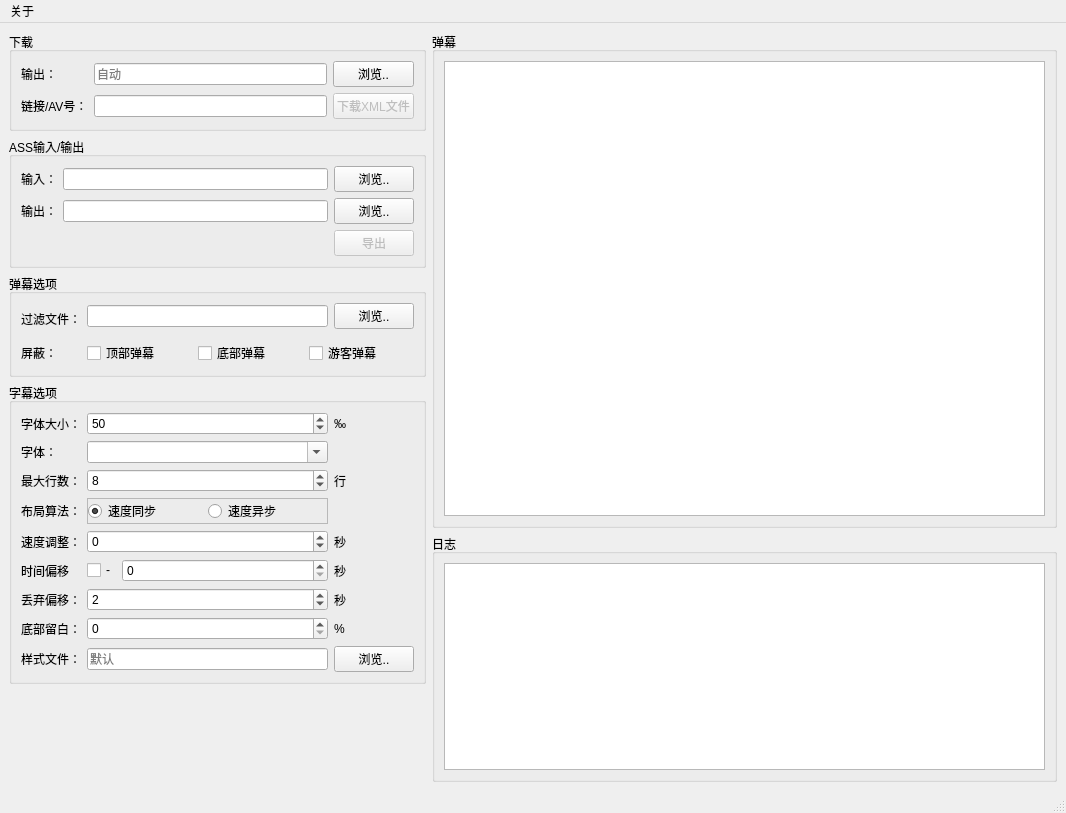
autodotua/niconvert, file niconvert/fz/window.ui: the form before one commit.
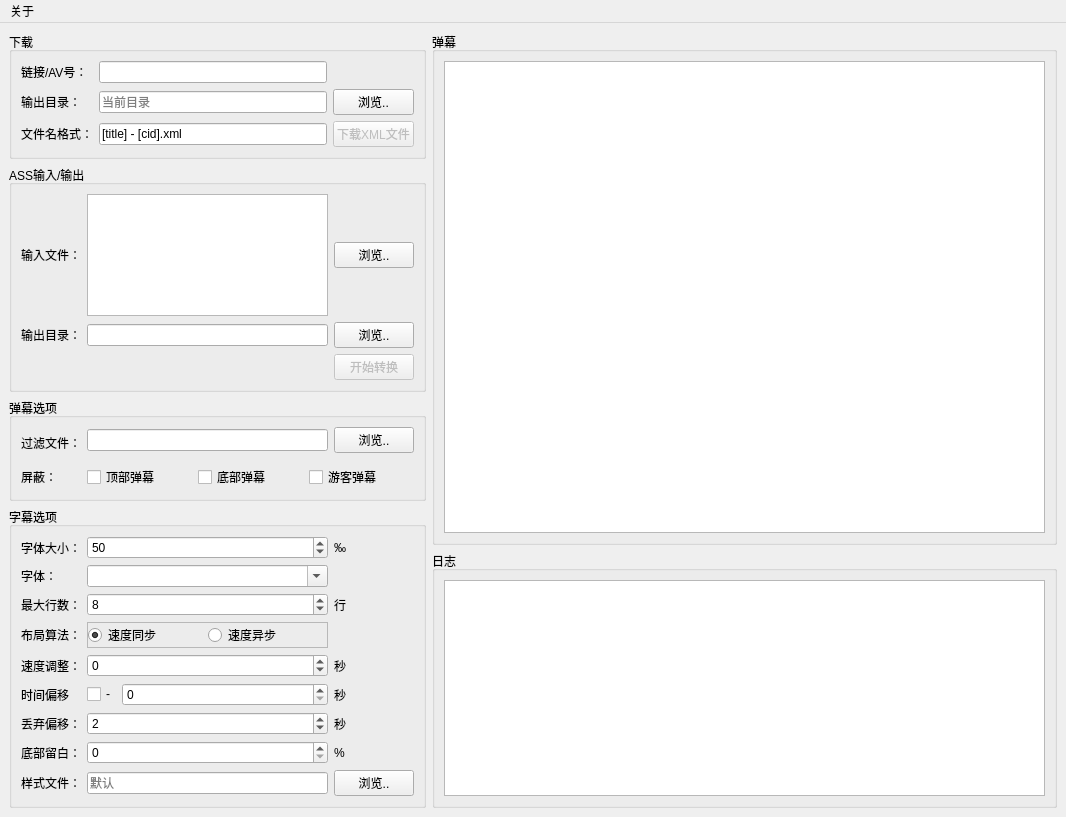
The form after the commit.

Commit message: 基本完成多个文件的列表显示，点击列表项显示弹幕

```diff
--- a/niconvert/fz/window.ui
+++ b/niconvert/fz/window.ui
@@ -7,7 +7,7 @@
     <x>0</x>
     <y>0</y>
     <width>1066</width>
-    <height>813</height>
+    <height>817</height>
    </rect>
   </property>
   <property name="windowTitle">
@@ -34,43 +34,10 @@
         <layout class="QGridLayout" name="gridLayout_5">
          <item row="0" column="0">
           <layout class="QGridLayout" name="gridLayout">
-           <item row="2" column="2">
-            <widget class="QPushButton" name="btnDownloadXml">
-             <property name="enabled">
-              <bool>false</bool>
-             </property>
-             <property name="sizePolicy">
-              <sizepolicy hsizetype="Minimum" vsizetype="Minimum">
-               <horstretch>0</horstretch>
-               <verstretch>0</verstretch>
-              </sizepolicy>
-             </property>
+           <item row="4" column="1">
+            <widget class="QLineEdit" name="txtFormat">
              <property name="text">
-              <string>下载XML文件</string>
-             </property>
-            </widget>
-           </item>
-           <item row="1" column="0">
-            <widget class="QLabel" name="label_2">
-             <property name="text">
-              <string>输出：</string>
-             </property>
-            </widget>
-           </item>
-           <item row="1" column="2">
-            <widget class="QPushButton" name="btnBrowseXmlOutput">
-             <property name="text">
-              <string>浏览..</string>
-             </property>
-            </widget>
-           </item>
-           <item row="1" column="1">
-            <widget class="QLineEdit" name="txtDownloadOutput">
-             <property name="placeholderText">
-              <string>自动</string>
-             </property>
-             <property name="clearButtonEnabled">
-              <bool>true</bool>
+              <string>[title] - [cid].xml</string>
              </property>
             </widget>
            </item>
@@ -81,6 +48,13 @@
              </property>
             </widget>
            </item>
+           <item row="4" column="0">
+            <widget class="QLabel" name="label_22">
+             <property name="text">
+              <string>文件名格式：</string>
+             </property>
+            </widget>
+           </item>
            <item row="2" column="1">
             <widget class="QLineEdit" name="txtAv">
              <property name="clearButtonEnabled">
@@ -88,6 +62,46 @@
              </property>
             </widget>
            </item>
+           <item row="3" column="0">
+            <widget class="QLabel" name="label_2">
+             <property name="text">
+              <string>输出目录：</string>
+             </property>
+            </widget>
+           </item>
+           <item row="3" column="1">
+            <widget class="QLineEdit" name="txtDownloadOutput">
+             <property name="placeholderText">
+              <string>当前目录</string>
+             </property>
+             <property name="clearButtonEnabled">
+              <bool>true</bool>
+             </property>
+            </widget>
+           </item>
+           <item row="3" column="2">
+            <widget class="QPushButton" name="btnBrowseXmlOutput">
+             <property name="text">
+              <string>浏览..</string>
+             </property>
+            </widget>
+           </item>
+           <item row="4" column="2">
+            <widget class="QPushButton" name="btnDownloadXml">
+             <property name="enabled">
+              <bool>false</bool>
+             </property>
+             <property name="sizePolicy">
+              <sizepolicy hsizetype="Minimum" vsizetype="Minimum">
+               <horstretch>0</horstretch>
+               <verstretch>0</verstretch>
+              </sizepolicy>
+             </property>
+             <property name="text">
+              <string>下载XML文件</string>
+             </property>
+            </widget>
+           </item>
           </layout>
          </item>
         </layout>
@@ -107,7 +121,7 @@
            <item row="1" column="0">
             <widget class="QLabel" name="label_4">
              <property name="text">
-              <string>输出：</string>
+              <string>输出目录：</string>
              </property>
             </widget>
            </item>
@@ -124,7 +138,7 @@
            <item row="0" column="0">
             <widget class="QLabel" name="label_3">
              <property name="text">
-              <string>输入：</string>
+              <string>输入文件：</string>
              </property>
             </widget>
            </item>
@@ -140,7 +154,7 @@
               </sizepolicy>
              </property>
              <property name="text">
-              <string>导出</string>
+              <string>开始转换</string>
              </property>
             </widget>
            </item>
@@ -151,13 +165,6 @@
              </property>
             </widget>
            </item>
-           <item row="0" column="1">
-            <widget class="QLineEdit" name="txtConvertInput">
-             <property name="clearButtonEnabled">
-              <bool>true</bool>
-             </property>
-            </widget>
-           </item>
            <item row="1" column="1">
             <widget class="QLineEdit" name="txtConvertOutput">
              <property name="clearButtonEnabled">
@@ -165,6 +172,9 @@
              </property>
             </widget>
            </item>
+           <item row="0" column="1">
+            <widget class="QListView" name="lvwConvertInput"/>
+           </item>
           </layout>
          </item>
         </layout>
@@ -550,7 +560,6 @@
    </widget>
    <addaction name="menu"/>
   </widget>
-  <widget class="QStatusBar" name="statusbar"/>
   <action name="action">
    <property name="text">
     <string>关于</string>
```
The commit also changes 6 other files.
